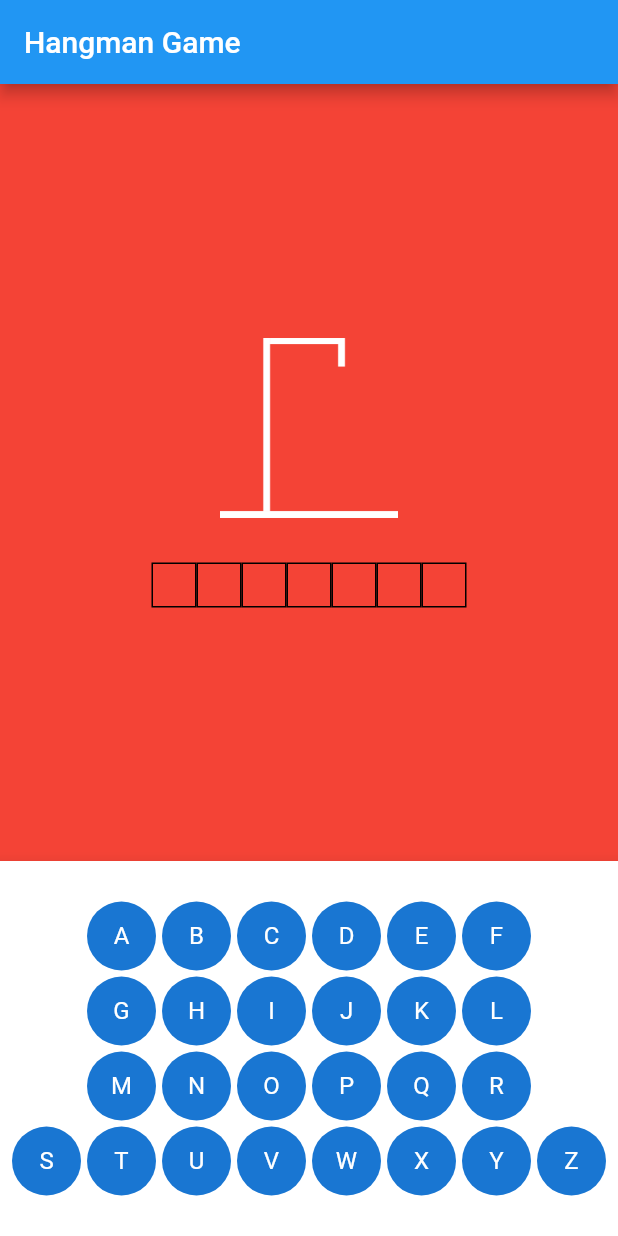
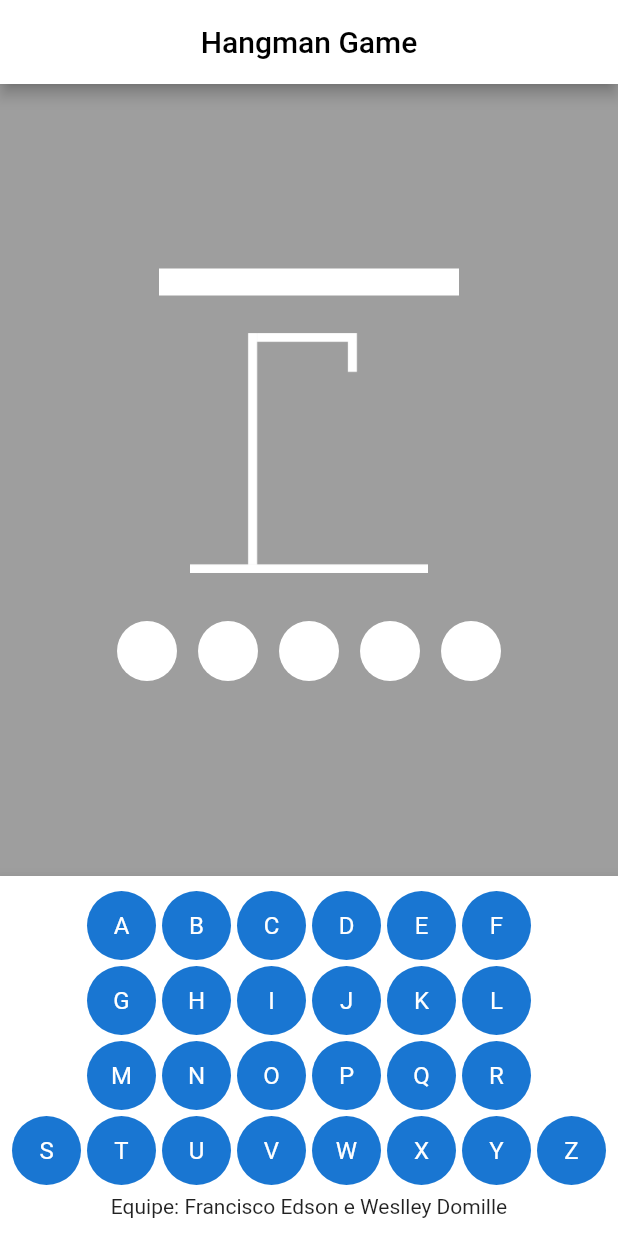
Before and after one commit to Edy010Reys/PROG4_AVAL1, a Flutter app: the screen it shows after launch, on a phone screen of 412 x 824 dp. Run offline on Flutter 3.47's test engine with Material 2 defaults, Android fonts, the phone set to English and light mode, and no system bars; missing offline and left inert: flutter_exit_app, restart_app.

Commit message:
PROG4-AVAL1

```diff
--- a/hangman_game/lib/hangman_game_app.dart
+++ b/hangman_game/lib/hangman_game_app.dart
@@ -1,6 +1,6 @@
 import 'package:flutter/material.dart';
 
-import 'package:hangman_game/screen_game.dart';
+import '../screens/screen_game.dart';
 
 class HangmanGameApp extends StatelessWidget {
   const HangmanGameApp({super.key});
--- a/hangman_game/lib/main.dart
+++ b/hangman_game/lib/main.dart
@@ -1,5 +1,5 @@
 import 'package:flutter/material.dart';
 
-import 'hangman_game_app.dart';
+import './hangman_game_app.dart';
 
 void main() => runApp(const HangmanGameApp());
--- a/hangman_game/lib/screen_game.dart
+++ b/hangman_game/lib/screens/screen_game.dart
@@ -1,34 +1,24 @@
 import 'package:flutter/material.dart';
 
-import 'package:hangman_game/word_secret.dart';
+import '../utilities/word_secret.dart';
+
+import 'screen_restart.dart';
+
+import '../utilities/words_and_tips.dart';
 
 import 'dart:math';
 
 final List<String> alphabet = 'ABCDEFGHIJKLMNOPQRSTUVWXYZ'.split('');
 
-final List<String> _listWords = [
-  'FUTEBOL',
-  'VENTILADOR',
-  'PERA',
-  'POLEGAR',
-];
+final _wordsAndTips = WordsAndTips();
 
-final List<String> _listTips = [
-  'JOGO',
-  'OBJETO',
-  'FRUTA',
-  'DEDO',
-];
+final _rnd = Random().nextInt(_wordsAndTips.wordsAndTips.length);
 
-final _rnd = Random().nextInt(4);
-
-final String _wordChosen = _listWords[_rnd];
+final String _wordChosen = _wordsAndTips.wordsAndTips.keys.toList()[_rnd];
 
 List<String> _lettersErrors = [];
 
 List<String> _lettersHits = [];
-
-int _amountError = 0;
 
 int _pointsHits = 0;
 
@@ -38,9 +28,7 @@ String _tip = '';
 
 String _result = '';
 
-String _letterChosen = '';
-
-AssetImage _imageHangman = AssetImage('assets/images/$_amountError.png');
+AssetImage _imageHangman = AssetImage('assets/images/$_pointsErrors.png');
 
 class ScreenGame extends StatefulWidget {
   const ScreenGame({super.key});
@@ -56,37 +44,59 @@ class _ScreenGameState extends State<ScreenGame> {
   };
 
   Widget letterButton(index) {
-    final letterAlphabet = alphabet[index];
+    final String letterAlphabet = alphabet[index];
 
     void pressButton() {
-      _letterChosen = letterAlphabet;
-      if (letterAndWidget.keys.toList().contains(_letterChosen)) {
-        _lettersHits.add(_letterChosen);
+      if (_wordChosen.split('').contains(letterAlphabet)) {
+        _pointsHits++;
+        _lettersHits.add(letterAlphabet);
         setState(() {
-          letterAndWidget[_letterChosen] = WordSecret(letter: _letterChosen);
-          _pointsHits++;
+          letterAndWidget[letterAlphabet] = WordSecret(letter: letterAlphabet);
         });
       } else {
-        _amountError++;
+        _pointsErrors++;
         _lettersErrors.add(letterAlphabet);
         setState(() {
-          _imageHangman = AssetImage('assets/images/$_amountError.png');
-          _pointsErrors++;
+          _imageHangman = AssetImage('assets/images/$_pointsErrors.png');
         });
       }
 
       if (_pointsErrors == 4) {
         setState(() {
-          _tip = 'A DICA É: ${_listTips[_rnd]}';
+          _tip = 'A DICA É: ${_wordsAndTips.wordsAndTips[_wordChosen]}';
         });
       } else if (_pointsErrors == 6) {
-        setState(() {
-          _result = 'QUE PENA! VOCÊ PERDEU.';
-        });
+        _result = 'QUE PENA! VOCÊ PERDEU.';
+        String answer = 'A RESPOSTA CORRETA ERA: $_wordChosen';
+
+        Future.delayed(
+          const Duration(seconds: 2),
+          () {
+            Navigator.push(
+              context,
+              MaterialPageRoute(
+                builder: (context) => ScreenRestart(
+                  message: _result,
+                  wordCorrect: answer,
+                ),
+              ),
+            );
+          },
+        );
       } else if (_pointsHits == _wordChosen.split('').length) {
-        setState(() {
-          _result = 'PARABÉNNNS!!! VOCÊ GANHOU.';
-        });
+        _result = 'PARABÉNS! VOCÊ GANHOU.';
+
+        Future.delayed(
+          const Duration(seconds: 2),
+          () {
+            Navigator.push(
+              context,
+              MaterialPageRoute(
+                builder: (context) => ScreenRestart(message: _result),
+              ),
+            );
+          },
+        );
       }
     }
 
@@ -113,33 +123,46 @@ class _ScreenGameState extends State<ScreenGame> {
   @override
   Widget build(BuildContext context) {
     return Scaffold(
-      backgroundColor: Colors.red,
+      backgroundColor: Colors.grey,
       appBar: AppBar(
-        title: const Text('Hangman Game'),
+        title: const Center(
+          child: Text(
+            'Hangman Game',
+            style: TextStyle(color: Colors.black),
+          ),
+        ),
+        backgroundColor: Colors.white,
       ),
       body: Center(
         child: Column(
           mainAxisAlignment: MainAxisAlignment.center,
           children: [
-            Text(_tip),
-            const SizedBox(height: 30.0),
+            Container(
+              width: 200.0,
+              decoration: const BoxDecoration(color: Colors.white),
+              child: Padding(
+                padding: const EdgeInsets.all(1.0),
+                child: Center(
+                  child: Text(_tip),
+                ),
+              ),
+            ),
+            const SizedBox(height: 25.0),
             Image(
-              width: 120.0,
-              height: 120.0,
+              width: 160.0,
+              height: 160.0,
               image: _imageHangman,
             ),
-            const SizedBox(height: 30.0),
+            const SizedBox(height: 25.0),
             Row(
               mainAxisAlignment: MainAxisAlignment.center,
               children: letterAndWidget.values.toList(),
             ),
-            const SizedBox(height: 30.0),
-            Text(_result),
           ],
         ),
       ),
       bottomNavigationBar: BottomAppBar(
-        height: 250.0,
+        height: 240.0,
         child: Center(
           child: Column(
             mainAxisAlignment: MainAxisAlignment.center,
@@ -190,6 +213,12 @@ class _ScreenGameState extends State<ScreenGame> {
                   letterButton(25),
                 ],
               ),
+              const Padding(
+                padding: EdgeInsets.all(4.0),
+                child: Center(
+                  child: Text('Equipe: Francisco Edson e Weslley Domille'),
+                ),
+              ),
             ],
           ),
         ),
--- a/hangman_game/lib/word_secret.dart
+++ b/hangman_game/lib/utilities/word_secret.dart
@@ -15,14 +15,19 @@ class WordSecret extends StatefulWidget {
 class _WordSecretState extends State<WordSecret> {
   @override
   Widget build(BuildContext context) {
-    return Container(
-      width: 30.0,
-      height: 30.0,
-      decoration: BoxDecoration(
-        border: Border.all(),
-      ),
-      child: Center(
-        child: Text(widget.letter ?? ''),
+    return Flexible(
+      child: Padding(
+        padding: const EdgeInsets.all(2.0),
+        child: SizedBox(
+          width: 50.0,
+          height: 50.0,
+          child: Center(
+            child: CircleAvatar(
+              backgroundColor: Colors.white,
+              child: Text(widget.letter ?? ''),
+            ),
+          ),
+        ),
       ),
     );
   }
```
Also changed, not shown: hangman_game/lib/screens/screen_restart.dart (added, +68 -0 lines), hangman_game/lib/utilities/words_and_tips.dart (added, +15 -0 lines).
